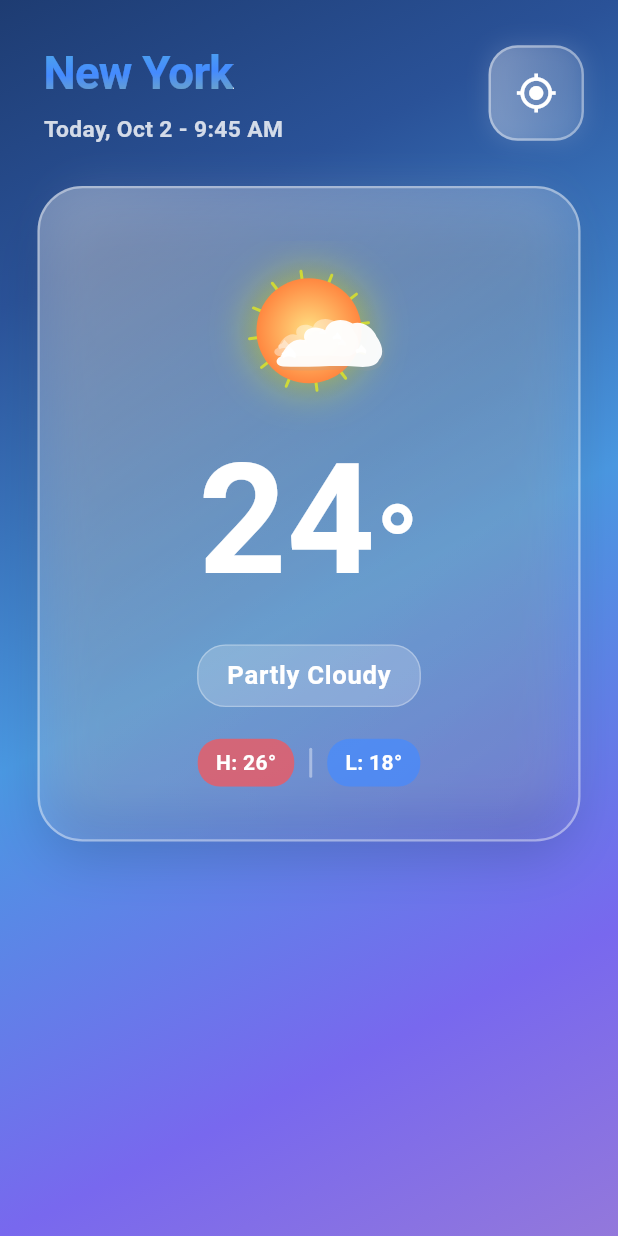
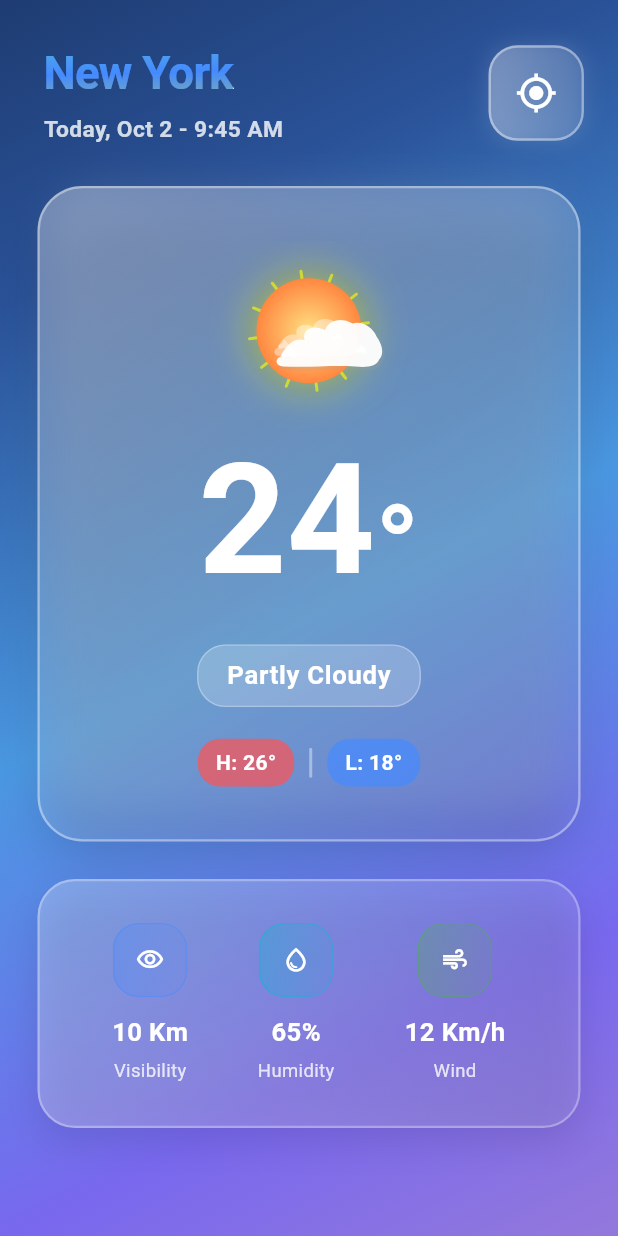
Before and after one commit to toyotarou/test_animated_weather_app, a Flutter app: the screen it shows after launch, on a phone screen of 412 x 824 dp. Run offline on Flutter 3.47's test engine with Material 3 defaults, Android fonts, the phone set to English and light mode, and no system bars.

Commit message:
commit 006 weather detail

```diff
--- a/lib/screens/home_screen.dart
+++ b/lib/screens/home_screen.dart
@@ -258,7 +258,14 @@ class _HomeScreenState extends State<HomeScreen> with TickerProviderStateMixin {
               Expanded(
                 child: SingleChildScrollView(
                   physics: BouncingScrollPhysics(),
-                  child: Column(children: [_buildMainWeatherCard()]),
+                  child: Column(
+                    children: [
+                      _buildMainWeatherCard(),
+                      SizedBox(height: 25),
+                      _buildWeatherDetails(),
+                      SizedBox(height: 25),
+                    ],
+                  ),
                 ),
               ),
             ],
@@ -525,6 +532,84 @@ class _HomeScreenState extends State<HomeScreen> with TickerProviderStateMixin {
       ),
     );
   }
+
+  ///
+  Widget _buildWeatherDetails() {
+    return AnimatedBuilder(
+      animation: _slideAnimation2,
+      builder: (context, child) {
+        return Transform.translate(
+          offset: Offset(0, _slideAnimation2.value),
+
+          child: FadeTransition(
+            opacity: _fadeDelayedAnimation,
+
+            child: Container(
+              margin: EdgeInsets.symmetric(horizontal: 25),
+              padding: EdgeInsets.all(25),
+              decoration: BoxDecoration(
+                gradient: LinearGradient(
+                  colors: [Colors.white.withValues(alpha: 0.25), Colors.white.withValues(alpha: 0.1)],
+                ),
+                borderRadius: BorderRadius.circular(25),
+
+                border: Border.all(color: Colors.white.withValues(alpha: 0.3), width: 1.5),
+
+                boxShadow: [
+                  BoxShadow(color: Colors.black.withValues(alpha: 0.1), blurRadius: 20, offset: Offset(0, 10)),
+                ],
+              ),
+
+              child: Row(
+                mainAxisAlignment: MainAxisAlignment.spaceAround,
+                children: [
+                  _buildDetailItem(Icons.visibility_outlined, 'Visibility', '10 Km', Colors.blueAccent),
+                  _buildDetailItem(Icons.water_drop_outlined, 'Humidity', '65%', Colors.cyan),
+                  _buildDetailItem(Icons.air, 'Wind', '12 Km/h', Colors.green),
+                ],
+              ),
+            ),
+          ),
+        );
+      },
+    );
+  }
+
+  ///
+  _buildDetailItem(IconData icon, String lavel, String value, Color accentColor) {
+    return AnimatedBuilder(
+      animation: _breathAnimation,
+      builder: (context, child) {
+        return Transform.scale(
+          scale: _breathAnimation.value,
+          child: Column(
+            children: [
+              Container(
+                padding: EdgeInsets.all(15),
+                decoration: BoxDecoration(
+                  gradient: LinearGradient(
+                    colors: [accentColor.withValues(alpha: 0.3), accentColor.withValues(alpha: 0.1)],
+                  ),
+                  borderRadius: BorderRadius.circular(18),
+                  border: Border.all(color: accentColor.withValues(alpha: 0.4), width: 1),
+                ),
+                child: Icon(icon, color: Colors.white, size: 20),
+              ),
+              SizedBox(height: 12),
+              Text(
+                value,
+                style: TextStyle(color: Colors.white, fontSize: 18, fontWeight: FontWeight.bold),
+              ),
+
+              SizedBox(height: 4),
+
+              Text(lavel, style: TextStyle(color: Colors.white.withValues(alpha: 0.8), fontSize: 13)),
+            ],
+          ),
+        );
+      },
+    );
+  }
 }
 
 class SunRaysPainter extends CustomPainter {
```
